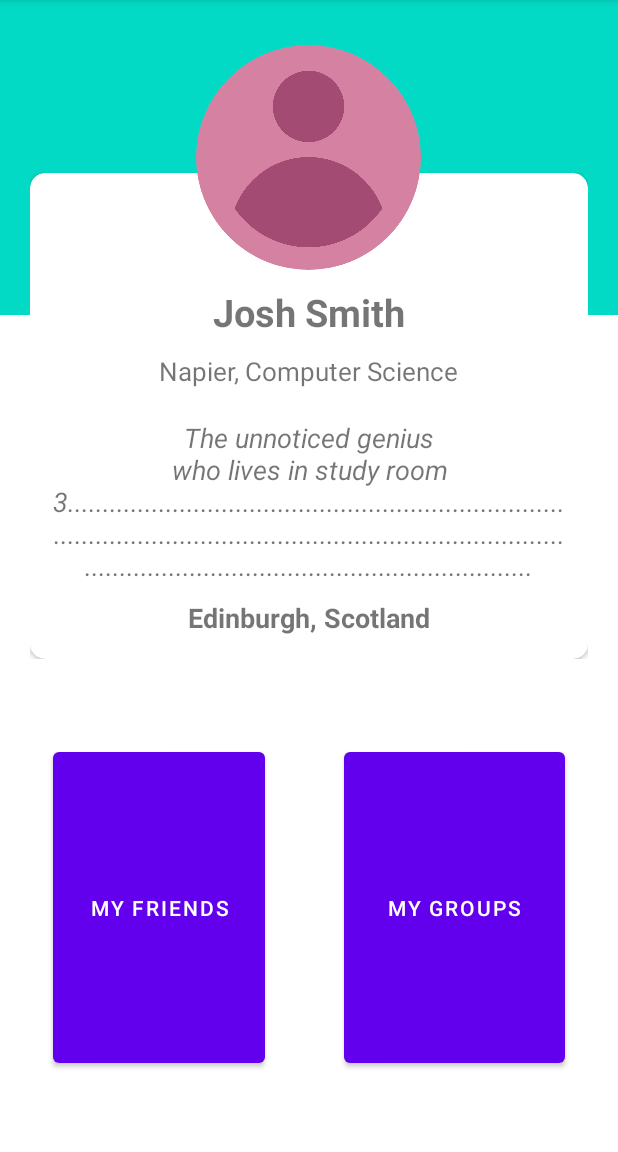
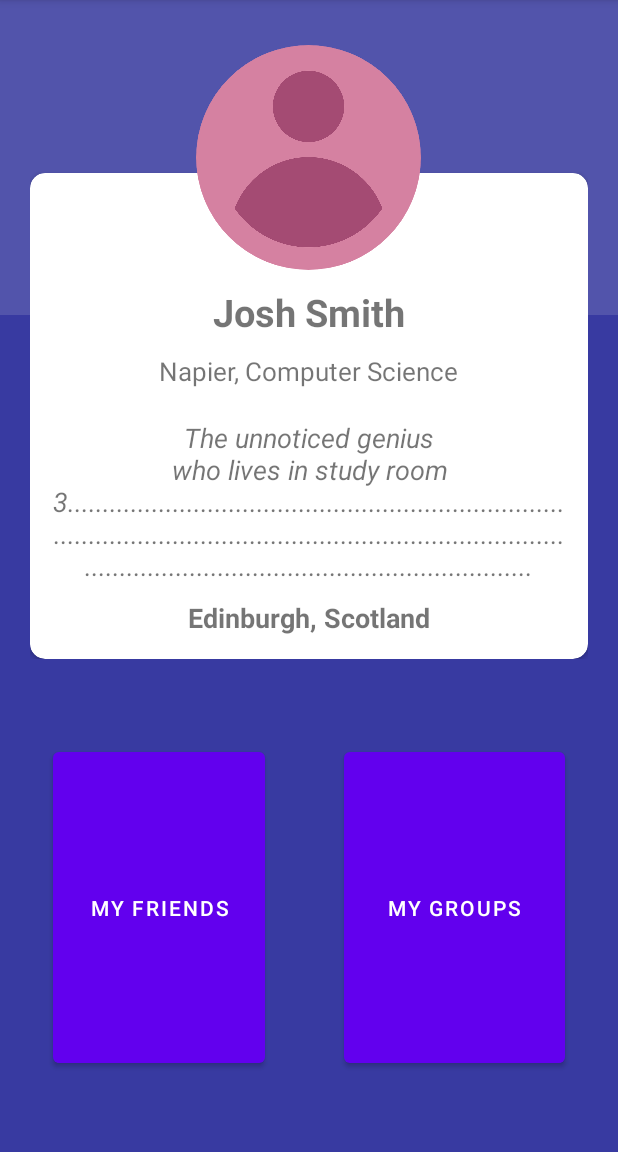
Before and after one commit to adel2924/StudyAppHackathon, an Android app: the ProfileActivity screen opened directly, with no data from a screen before it, on a phone screen of 412 x 824 dp, the part 84-1236 px from its top. Run offline under Robolectric (Android 15) with nearby library versions, the phone set to English and light mode, and no system bars; our stand-ins replace CircleImageView.

Commit message:
recoloring of all elements in app (final?)

```diff
--- a/app/src/main/res/layout/activity_check_in.xml
+++ b/app/src/main/res/layout/activity_check_in.xml
@@ -15,6 +15,7 @@
         android:gravity="center"
         android:text="Mobile Development"
         android:textAppearance="@style/TextAppearance.AppCompat.Body1"
+        android:textColor="#FFFFFF"
         android:textSize="24sp"
         app:layout_constraintBottom_toBottomOf="parent"
         app:layout_constraintEnd_toStartOf="@+id/button3"
@@ -43,6 +44,7 @@
         android:gravity="center"
         android:text="Software Engineering"
         android:textAppearance="@style/TextAppearance.AppCompat.Body1"
+        android:textColor="#FFFFFF"
         android:textSize="24sp"
         app:layout_constraintBottom_toBottomOf="parent"
         app:layout_constraintEnd_toStartOf="@+id/button3"
@@ -71,6 +73,7 @@
         android:gravity="center"
         android:text="Physics"
         android:textAppearance="@style/TextAppearance.AppCompat.Body1"
+        android:textColor="#FFFFFF"
         android:textSize="40sp"
         app:layout_constraintBottom_toBottomOf="parent"
         app:layout_constraintEnd_toStartOf="@+id/button3"
--- a/app/src/main/res/layout/activity_profile.xml
+++ b/app/src/main/res/layout/activity_profile.xml
@@ -4,19 +4,20 @@
     xmlns:tools="http://schemas.android.com/tools"
     android:layout_width="match_parent"
     android:layout_height="match_parent"
+    android:background="#383aa1"
     tools:context="com.example.SafeStudy.ProfileActivity">
 
     <View
         android:layout_width="match_parent"
         android:layout_height="210dp"
-        android:background="@color/teal_200"/>
+        android:background="#5254ab" />
 
     <LinearLayout
         android:layout_width="match_parent"
         android:layout_height="wrap_content"
-        android:orientation="vertical"
         android:layout_marginLeft="20dp"
-        android:layout_marginRight="20dp">
+        android:layout_marginRight="20dp"
+        android:orientation="vertical">
 
         <RelativeLayout
             android:layout_width="match_parent"
@@ -26,9 +27,9 @@
             <de.hdodenhof.circleimageview.CircleImageView
                 android:layout_width="150dp"
                 android:layout_height="150dp"
-                android:src="@drawable/profile"
                 android:layout_centerHorizontal="true"
-                android:elevation="1dp"/>
+                android:elevation="1dp"
+                android:src="@drawable/profile" />
 
             <LinearLayout
                 android:layout_width="match_parent"
@@ -39,11 +40,11 @@
                     android:layout_width="match_parent"
                     android:layout_height="wrap_content"
                     android:layout_marginTop="85dp"
-                        app:contentPaddingTop="15dp"
+                    app:cardCornerRadius="10dp"
+                    app:contentPaddingBottom="15dp"
+                    app:contentPaddingLeft="15dp"
                     app:contentPaddingRight="15dp"
-                        app:contentPaddingLeft="15dp"
-                        app:contentPaddingBottom="15dp"
-                        app:cardCornerRadius="10dp">
+                    app:contentPaddingTop="15dp">
 
                     <LinearLayout
                         android:layout_width="match_parent"
@@ -62,10 +63,10 @@
                         <TextView
                             android:layout_width="wrap_content"
                             android:layout_height="wrap_content"
+                            android:layout_gravity="center_horizontal"
+                            android:layout_marginTop="10dp"
                             android:text="Napier, Computer Science"
-                                android:textSize="17sp"
-                                android:layout_marginTop="10dp"
-                                android:layout_gravity="center_horizontal"/>
+                            android:textSize="17sp" />
 
                         <TextView
                             android:layout_width="wrap_content"
@@ -80,11 +81,11 @@
                         <TextView
                             android:layout_width="wrap_content"
                             android:layout_height="wrap_content"
+                            android:layout_gravity="center_horizontal"
+                            android:layout_marginTop="10dp"
                             android:text="Edinburgh, Scotland"
                             android:textSize="18sp"
-                                android:layout_marginTop="10dp"
-                                android:textStyle="bold"
-                                android:layout_gravity="center_horizontal"/>
+                            android:textStyle="bold" />
 
                     </LinearLayout>
 
@@ -112,8 +113,8 @@
         android:layout_marginEnd="235dp"
         android:layout_marginRight="235dp"
         android:layout_marginBottom="53dp"
-        android:text="My Friends"
-        android:onClick="showFriends"/>
+        android:onClick="showFriends"
+        android:text="My Friends" />
 
     <Button
         android:id="@+id/btnGroups"
@@ -131,7 +132,7 @@
         android:layout_marginEnd="35dp"
         android:layout_marginRight="35dp"
         android:layout_marginBottom="53dp"
-        android:text="My Groups"
-        android:onClick="showGroups"/>
+        android:onClick="showGroups"
+        android:text="My Groups" />
 
 </RelativeLayout>
```
Also changed, not shown: app/src/main/res/layout/activity_chat.xml (+10 -8 lines), app/src/main/res/layout/activity_create.xml (+4 -4 lines), app/src/main/res/layout/activity_group.xml (+74 -67 lines), app/src/main/res/layout/activity_main.xml (+44 -43 lines), app/src/main/res/layout/activity_search.xml (+24 -7 lines). Lines whose indentation alone changed are shown as unchanged.
